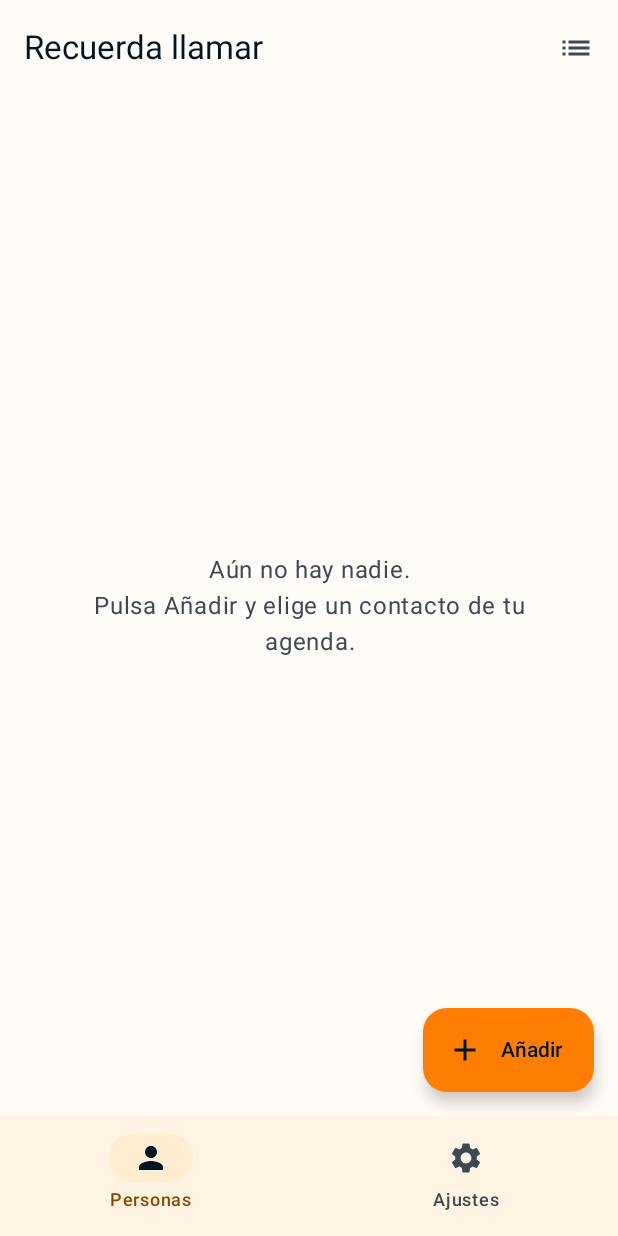
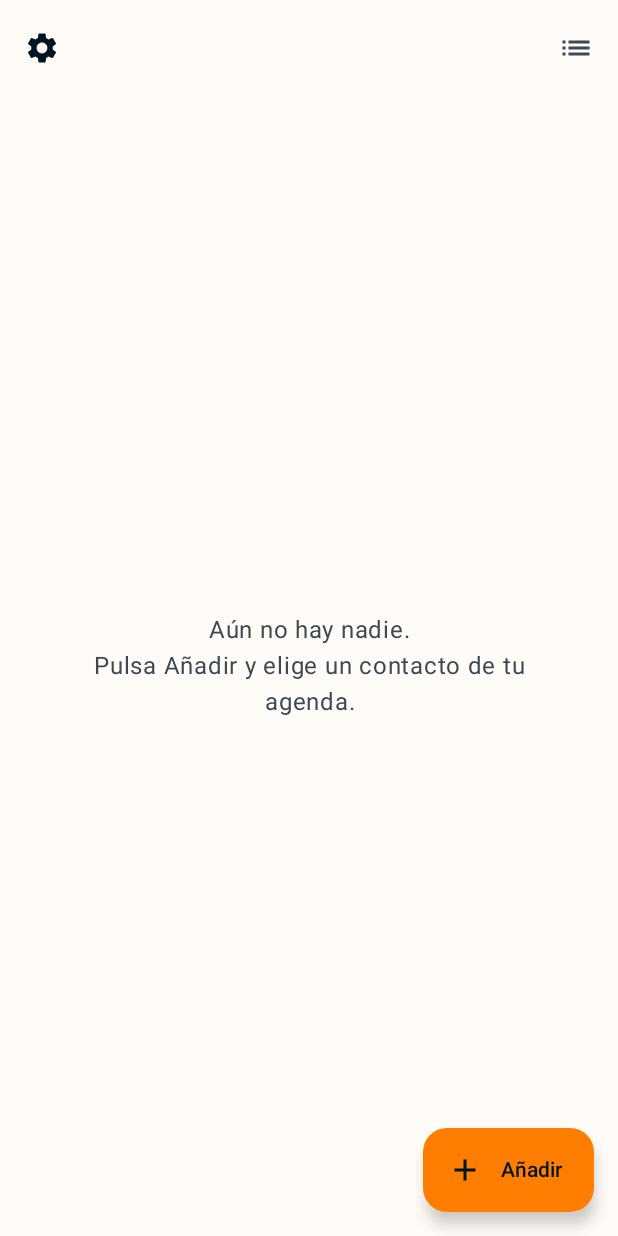
Before and after one commit to cmatuteortega/reacher, an Android app built with Jetpack Compose: the screen it shows after launch (MainActivity), on a phone screen of 412 x 824 dp. Run offline under Robolectric (Android 15) with nearby library versions, the phone set to English and light mode, and no system bars; our stand-ins replace Room's generated code.

Commit message:
Ajustes desde un boton arriba a la izquierda en vez de barra inferior
Se quita la barra de secciones: la lista es la pantalla principal y el
engranaje de la esquina superior izquierda (donde estaba el titulo) abre
Ajustes como pantalla completa con flecha de volver.

Co-Authored-By: Claude Opus 5.5 <noreply@anthropic.com>
Claude-Session: https://claude.ai/code/session_01TiKbkv8B86xBqgQAPPZVkW

```diff
--- a/app/src/main/java/com/example/recuerdallamar/MainActivity.kt
+++ b/app/src/main/java/com/example/recuerdallamar/MainActivity.kt
@@ -16,21 +16,9 @@ import androidx.activity.compose.setContent
 import androidx.activity.enableEdgeToEdge
 import androidx.activity.result.contract.ActivityResultContracts
 import androidx.compose.animation.AnimatedContent
-import androidx.compose.animation.Crossfade
 import androidx.compose.animation.slideInHorizontally
 import androidx.compose.animation.slideOutHorizontally
 import androidx.compose.animation.togetherWith
-import androidx.compose.foundation.layout.WindowInsets
-import androidx.compose.foundation.layout.consumeWindowInsets
-import androidx.compose.foundation.layout.padding
-import androidx.compose.material.icons.Icons
-import androidx.compose.material.icons.filled.Person
-import androidx.compose.material.icons.filled.Settings
-import androidx.compose.material3.Icon
-import androidx.compose.material3.NavigationBar
-import androidx.compose.material3.NavigationBarItem
-import androidx.compose.material3.Scaffold
-import androidx.compose.material3.Text
 import androidx.compose.runtime.Composable
 import androidx.compose.runtime.DisposableEffect
 import androidx.compose.runtime.LaunchedEffect
@@ -39,8 +27,6 @@ import androidx.compose.runtime.mutableStateOf
 import androidx.compose.runtime.remember
 import androidx.compose.runtime.saveable.rememberSaveable
 import androidx.compose.runtime.setValue
-import androidx.compose.ui.Modifier
-import androidx.compose.ui.graphics.vector.ImageVector
 import androidx.compose.ui.platform.LocalContext
 import androidx.core.app.ActivityCompat
 import androidx.lifecycle.compose.LifecycleResumeEffect
@@ -85,9 +71,11 @@ class MainActivity : ComponentActivity() {
 private val ESTOR_CLARO = android.graphics.Color.argb(0xe6, 0xFF, 0xFF, 0xFF)
 private val ESTOR_OSCURO = android.graphics.Color.argb(0x80, 0x1b, 0x1b, 0x1b)
 
-private enum class Seccion(val etiqueta: String, val icono: ImageVector) {
-    PERSONAS("Personas", Icons.Filled.Person),
-    AJUSTES("Ajustes", Icons.Filled.Settings),
+/** Lo que ocupa la pantalla: la lista es la base y las demas se abren encima. */
+private sealed interface Pantalla {
+    data object Lista : Pantalla
+    data object Ajustes : Pantalla
+    data class Ficha(val contacto: Contacto) : Pantalla
 }
 
 /** Frecuencia que se propone al elegir a alguien nuevo. */
@@ -166,44 +154,27 @@ private fun AppRecuerda(
         )
     }
 
-    var seccion by rememberSaveable { mutableStateOf(Seccion.PERSONAS) }
+    var ajustesAbiertos by rememberSaveable { mutableStateOf(false) }
 
     BackHandler(enabled = ficha != null) { vm.cerrarFicha() }
-    // Atras desde Ajustes vuelve a Personas antes de salir de la app.
-    BackHandler(enabled = ficha == null && seccion != Seccion.PERSONAS) { seccion = Seccion.PERSONAS }
+    BackHandler(enabled = ficha == null && ajustesAbiertos) { ajustesAbiertos = false }
 
-    // contentKey solo distingue lista/ficha: cambiar de ficha a ficha no anima.
+    val pantalla = ficha?.let { Pantalla.Ficha(it) }
+        ?: if (ajustesAbiertos) Pantalla.Ajustes else Pantalla.Lista
+
+    // contentKey solo distingue el tipo de pantalla: cambiar de ficha a ficha no anima.
     AnimatedContent(
-        targetState = ficha,
-        contentKey = { it == null },
+        targetState = pantalla,
+        contentKey = { it::class },
         transitionSpec = {
-            val entra = targetState != null
+            val entra = targetState != Pantalla.Lista
             slideInHorizontally { if (entra) it else -it } togetherWith
                 slideOutHorizontally { if (entra) -it else it }
         },
         label = "pantalla",
-    ) { abierta ->
-        if (abierta == null) {
-            // La barra de secciones solo esta fuera de la ficha, que ocupa la pantalla entera.
-            Scaffold(
-                contentWindowInsets = WindowInsets(0),
-                bottomBar = {
-                    NavigationBar {
-                        Seccion.entries.forEach { opcion ->
-                            NavigationBarItem(
-                                selected = seccion == opcion,
-                                onClick = { seccion = opcion },
-                                icon = { Icon(opcion.icono, contentDescription = null) },
-                                label = { Text(opcion.etiqueta) },
-                            )
-                        }
-                    }
-                },
-            ) { relleno ->
-                val dentro = Modifier.padding(relleno).consumeWindowInsets(relleno)
-                Crossfade(targetState = seccion, label = "seccion") { actual ->
+    ) { actual ->
         when (actual) {
-                        Seccion.PERSONAS -> PantallaLista(
+            Pantalla.Lista -> PantallaLista(
                 contactos = contactos,
                 fotosPermitidas = fotosPermitidas,
                 vista = ajustes.vista,
@@ -216,19 +187,15 @@ private fun AppRecuerda(
                     }
                 },
                 onAbrir = vm::abrirFicha,
-                            modifier = dentro,
+                onAjustes = { ajustesAbiertos = true },
             )
-                        Seccion.AJUSTES -> PantallaAjustes(
+            Pantalla.Ajustes -> PantallaAjustes(
                 ajustes = ajustes,
                 onCambiar = cambiarAjustes,
-                            modifier = dentro,
+                onVolver = { ajustesAbiertos = false },
             )
-                    }
-                }
-            }
-        } else {
-            PantallaFicha(
-                borrador = abierta,
+            is Pantalla.Ficha -> PantallaFicha(
+                borrador = actual.contacto,
                 observar = vm::observar,
                 fotosPermitidas = fotosPermitidas,
                 onPedirFotos = pedirFotos,
--- a/app/src/main/java/com/example/recuerdallamar/ui/PantallaLista.kt
+++ b/app/src/main/java/com/example/recuerdallamar/ui/PantallaLista.kt
@@ -19,6 +19,7 @@ import androidx.compose.material.icons.Icons
 import androidx.compose.material.icons.automirrored.filled.List
 import androidx.compose.material.icons.filled.Add
 import androidx.compose.material.icons.filled.Notifications
+import androidx.compose.material.icons.filled.Settings
 import androidx.compose.material3.ExperimentalMaterial3Api
 import androidx.compose.material3.ExtendedFloatingActionButton
 import androidx.compose.material3.Icon
@@ -55,6 +56,7 @@ fun PantallaLista(
     onCambiarVista: (VistaPersonas) -> Unit,
     onAnadir: () -> Unit,
     onAbrir: (Contacto) -> Unit,
+    onAjustes: () -> Unit,
     modifier: Modifier = Modifier,
 ) {
     val estado = rememberLazyListState()
@@ -74,7 +76,12 @@ fun PantallaLista(
         modifier = modifier,
         topBar = {
             TopAppBar(
-                title = { Text("Recuerda llamar") },
+                title = {},
+                navigationIcon = {
+                    IconButton(onClick = onAjustes) {
+                        Icon(Icons.Filled.Settings, contentDescription = "Ajustes")
+                    }
+                },
                 actions = {
                     val otra = if (vista == VistaPersonas.BURBUJAS) VistaPersonas.LISTA else VistaPersonas.BURBUJAS
                     IconButton(onClick = { onCambiarVista(otra) }) {
```
Also changed, not shown: app/src/main/java/com/example/recuerdallamar/ui/PantallaAjustes.kt (+15 -1 lines), 1 other file. Lines whose indentation alone changed are shown as unchanged.
